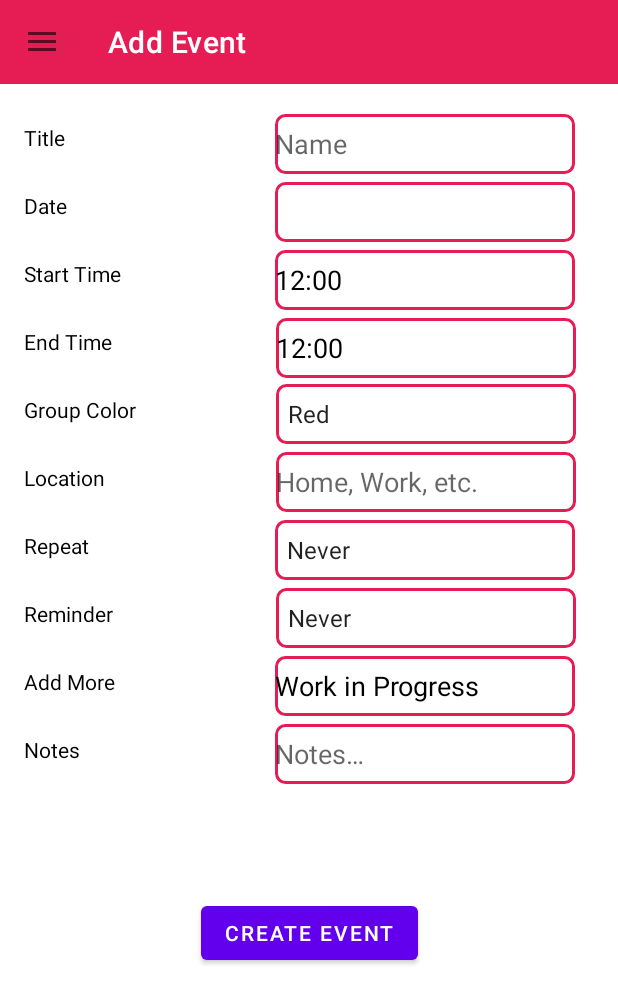
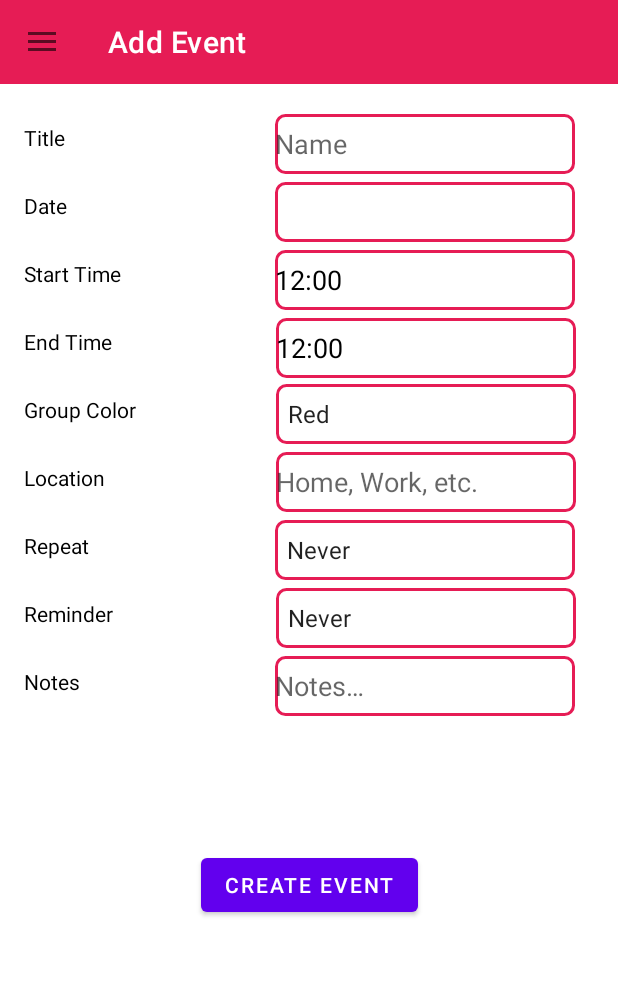
Before and after one commit to Shauryan735/Remake-Me, an Android app: the AddEvent screen opened directly, with no data from a screen before it, on a phone screen of 412 x 824 dp. Shown: the top 1004 px of the screen. Run offline under Robolectric (Android 15) with nearby library versions, the phone set to English and light mode, and no system bars; our stand-ins replace Room's generated code.

Commit message:
Fixed UI bugs

```diff
--- a/app/src/main/java/com/example/remakeme/AddEvent.java
+++ b/app/src/main/java/com/example/remakeme/AddEvent.java
@@ -268,7 +268,7 @@ public class AddEvent extends AppCompatActivity {
         date = editDate.getText().toString();
         String[] numbers = date.split("/");
         int year = Integer.parseInt(numbers[2]);
-        int month = Integer.parseInt(numbers[0]);
+        int month = Integer.parseInt(numbers[0]) - 1;
         int day = Integer.parseInt(numbers[1]);
 
         EditText editLocation = findViewById(R.id.editTextLocation);
--- a/app/src/main/res/layout/activity_add_event.xml
+++ b/app/src/main/res/layout/activity_add_event.xml
@@ -84,21 +84,6 @@
             android:ems="10"
             android:inputType="none"
             android:text="@string/notes"
-            android:textColor="@color/black"
-            android:textColorHint="#00000000"
-            android:textColorLink="#00000000"
-            app:layout_constraintStart_toStartOf="parent"
-            app:layout_constraintTop_toBottomOf="@+id/textViewAddMore" />
-
-        <TextView
-            android:id="@+id/textViewAddMore"
-            android:layout_width="110dp"
-            android:layout_height="25dp"
-            android:layout_marginStart="16dp"
-            android:layout_marginTop="20dp"
-            android:ems="10"
-            android:inputType="none"
-            android:text="@string/add_more"
             android:textColor="@color/black"
             android:textColorHint="#00000000"
             android:textColorLink="#00000000"
@@ -281,23 +266,6 @@
             app:layout_constraintTop_toBottomOf="@+id/spinnerRepeat" />
 
         <EditText
-            android:id="@+id/textViewMaintenance"
-            android:layout_width="200dp"
-            android:layout_height="40dp"
-            android:layout_marginTop="5dp"
-            android:ems="10"
-            android:inputType="none"
-            android:text="@string/work_in_progress"
-            android:textColor="@color/black"
-            android:textColorHint="#00000000"
-            android:background="@drawable/redboarder"
-            android:textColorLink="#00000000"
-            app:layout_constraintEnd_toEndOf="parent"
-            app:layout_constraintHorizontal_bias="0.67"
-            app:layout_constraintStart_toEndOf="@+id/textViewAddMore"
-            app:layout_constraintTop_toBottomOf="@+id/spinnerReminder" />
-
-        <EditText
             android:id="@+id/editTextNotes"
             android:layout_width="200dp"
             android:layout_height="40dp"
@@ -310,7 +278,7 @@
             app:layout_constraintEnd_toEndOf="parent"
             app:layout_constraintHorizontal_bias="0.67"
             app:layout_constraintStart_toEndOf="@+id/textViewNotes"
-            app:layout_constraintTop_toBottomOf="@+id/textViewMaintenance" />
+            app:layout_constraintTop_toBottomOf="@+id/spinnerReminder" />
 
         <Button
             android:id="@+id/eventViewEditButton"
```
Also changed, not shown: app/src/main/res/layout/activity_daily_reflection.xml (+2 -15 lines), app/src/main/res/layout/activity_infographics.xml (+0 -13 lines).
